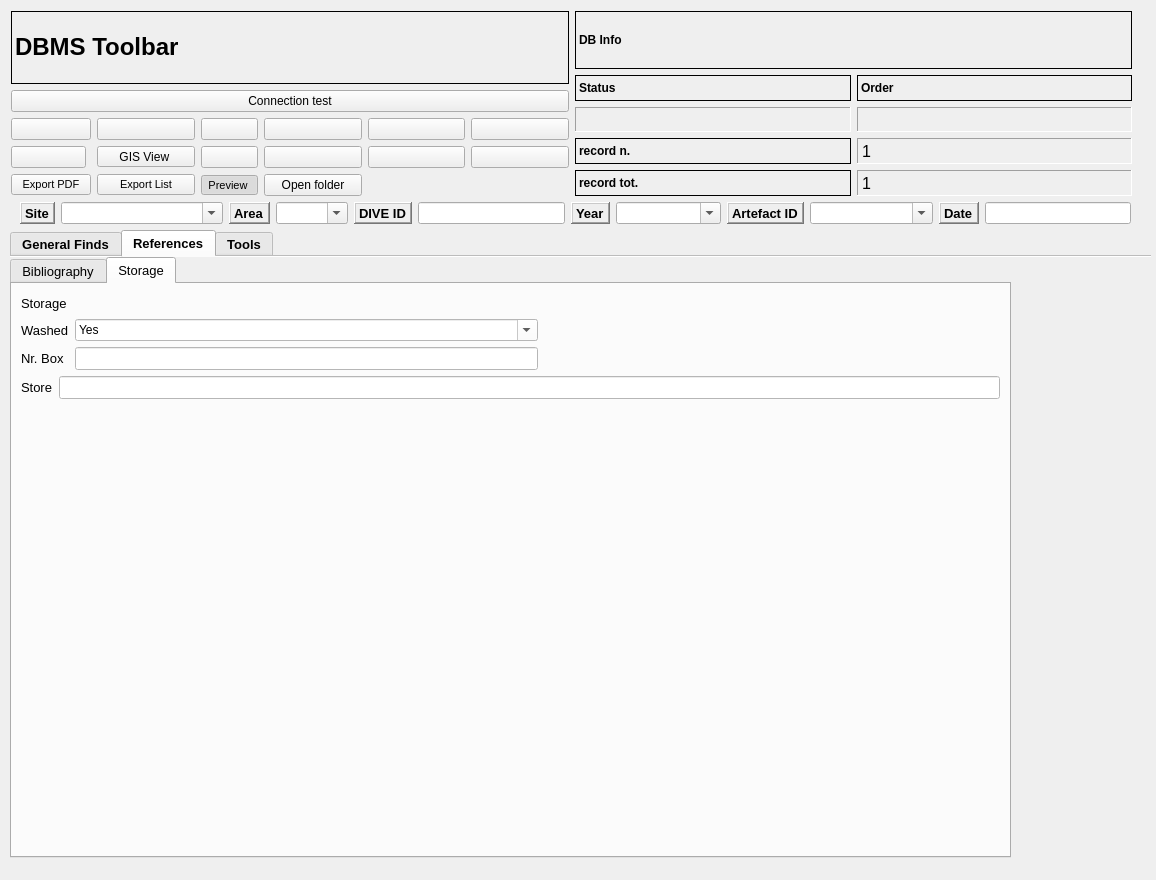
Before: the Qt Designer form gui/ui/pyarchinit_ARTLOG_ui.ui in enzococca/HFF, drawn with Qt 5.
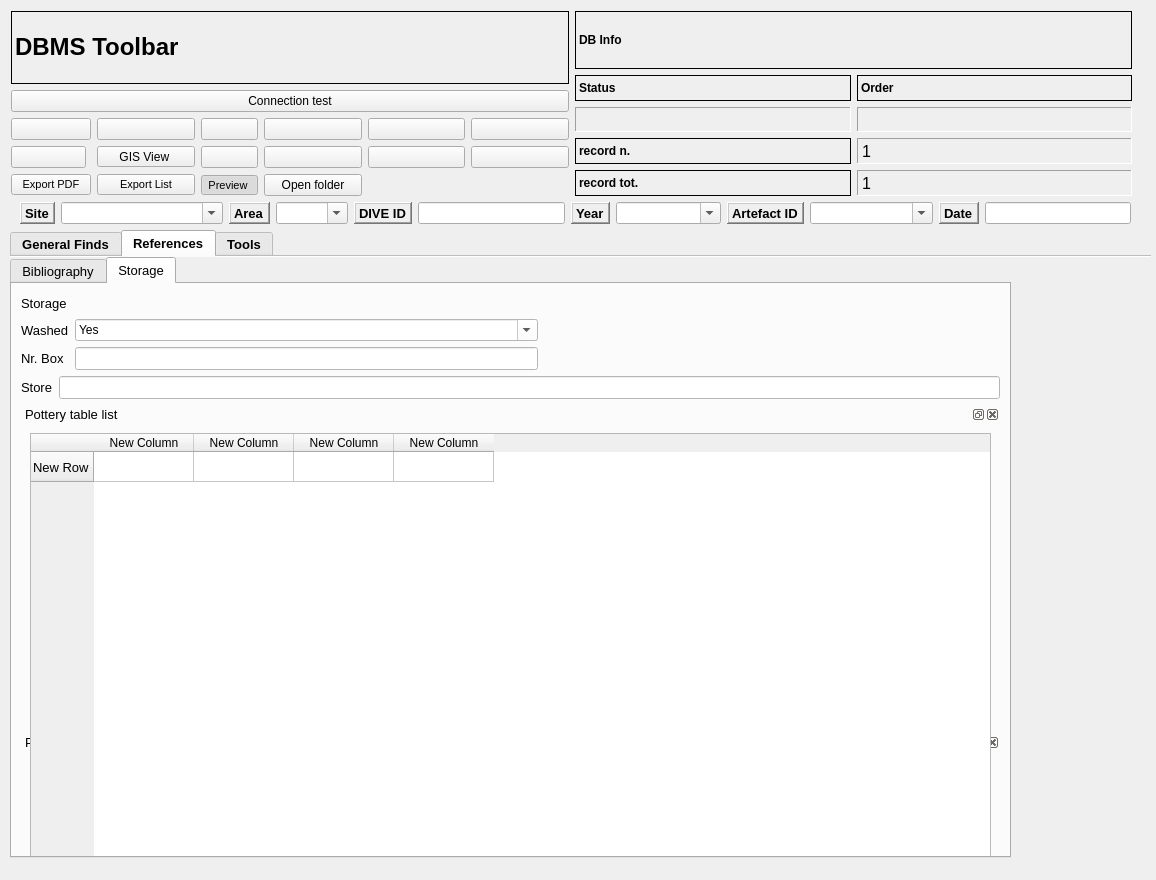
After: the same form once the commit is applied. The open tabs and pages were chosen to show the change. Icons and pictures are not drawn. Custom widgets are drawn as their Qt base class.

Diff of the .ui file:
```diff
--- a/gui/ui/pyarchinit_ARTLOG_ui.ui
+++ b/gui/ui/pyarchinit_ARTLOG_ui.ui
@@ -821,6 +821,19 @@
        <string>Storage</string>
       </attribute>
       <layout class="QGridLayout" name="gridLayout_32">
+       <item row="3" column="0">
+        <spacer name="verticalSpacer">
+         <property name="orientation">
+          <enum>Qt::Vertical</enum>
+         </property>
+         <property name="sizeHint" stdset="0">
+          <size>
+           <width>20</width>
+           <height>40</height>
+          </size>
+         </property>
+        </spacer>
+       </item>
        <item row="0" column="0">
         <layout class="QGridLayout" name="gridLayout_24">
          <item row="2" column="0">
@@ -990,18 +1003,150 @@
          </item>
         </layout>
        </item>
+       <item row="2" column="0">
+        <widget class="QgsDockWidget" name="mDockWidget_export">
+         <property name="minimumSize">
+          <size>
+           <width>310</width>
+           <height>114</height>
+          </size>
+         </property>
+         <property name="floating">
+          <bool>true</bool>
+         </property>
+         <property name="windowTitle">
+          <string>Pottery export pdf</string>
+         </property>
+         <widget class="QWidget" name="dockWidgetContents_4">
+          <layout class="QGridLayout" name="gridLayout_33">
+           <item row="0" column="0">
+            <widget class="QCheckBox" name="checkBox_e_pottery">
+             <property name="text">
+              <string>Pottery list</string>
+             </property>
+            </widget>
+           </item>
+           <item row="0" column="1">
+            <widget class="QCheckBox" name="checkBox_e_foto_t">
+             <property name="text">
+              <string>Photo list with Thumbnail</string>
+             </property>
+            </widget>
+           </item>
+           <item row="1" column="0">
+            <widget class="QCheckBox" name="checkBox_s_pottery">
+             <property name="text">
+              <string>Pottery form</string>
+             </property>
+            </widget>
+           </item>
+           <item row="1" column="1">
+            <widget class="QCheckBox" name="checkBox_e_foto">
+             <property name="text">
+              <string>Photo list without Thumbnail</string>
+             </property>
+            </widget>
+           </item>
+           <item row="2" column="0">
+            <widget class="QPushButton" name="pushButton_print">
+             <property name="minimumSize">
+              <size>
+               <width>0</width>
+               <height>0</height>
+              </size>
+             </property>
+             <property name="maximumSize">
+              <size>
+               <width>120</width>
+               <height>20</height>
+              </size>
+             </property>
+             <property name="text">
+              <string>Print</string>
+             </property>
+             <property name="icon">
+              <iconset resource="../../resources/resources.qrc">
+               <normaloff>:/icons/pdf-icon.png</normaloff>:/icons/pdf-icon.png</iconset>
+             </property>
+             <property name="iconSize">
+              <size>
+               <width>10</width>
+               <height>10</height>
+              </size>
+             </property>
+            </widget>
+           </item>
+          </layout>
+         </widget>
+        </widget>
+       </item>
        <item row="1" column="0">
-        <spacer name="verticalSpacer">
-         <property name="orientation">
-          <enum>Qt::Vertical</enum>
-         </property>
-         <property name="sizeHint" stdset="0">
+        <widget class="QgsDockWidget" name="mDockWidget_2">
+         <property name="minimumSize">
           <size>
-           <width>20</width>
-           <height>40</height>
+           <width>500</width>
+           <height>500</height>
           </size>
          </property>
-        </spacer>
+         <property name="inputMethodHints">
+          <set>Qt::ImhDialableCharactersOnly|Qt::ImhEmailCharactersOnly|Qt::ImhLatinOnly|Qt::ImhLowercaseOnly|Qt::ImhUppercaseOnly|Qt::ImhUrlCharactersOnly</set>
+         </property>
+         <property name="floating">
+          <bool>true</bool>
+         </property>
+         <property name="windowTitle">
+          <string>Pottery table list</string>
+         </property>
+         <widget class="QWidget" name="dockWidgetContents_5">
+          <layout class="QGridLayout" name="gridLayout_34">
+           <item row="0" column="0">
+            <widget class="QTableWidget" name="tableWidget_foto">
+             <property name="autoScrollMargin">
+              <number>16</number>
+             </property>
+             <row>
+              <property name="text">
+               <string>New Row</string>
+              </property>
+             </row>
+             <column>
+              <property name="text">
+               <string>New Column</string>
+              </property>
+             </column>
+             <column>
+              <property name="text">
+               <string>New Column</string>
+              </property>
+             </column>
+             <column>
+              <property name="text">
+               <string>New Column</string>
+              </property>
+             </column>
+             <column>
+              <property name="text">
+               <string>New Column</string>
+              </property>
+             </column>
+            </widget>
+           </item>
+           <item row="1" column="0">
+            <widget class="QPushButton" name="pushButton_go_to_scheda">
+             <property name="maximumSize">
+              <size>
+               <width>100</width>
+               <height>16777215</height>
+              </size>
+             </property>
+             <property name="text">
+              <string>Go to form</string>
+             </property>
+            </widget>
+           </item>
+          </layout>
+         </widget>
+        </widget>
        </item>
       </layout>
      </widget>
@@ -1934,6 +2079,12 @@
   </widget>
  </widget>
  <customwidgets>
+  <customwidget>
+   <class>QgsDockWidget</class>
+   <extends>QDockWidget</extends>
+   <header>qgsdockwidget.h</header>
+   <container>1</container>
+  </customwidget>
   <customwidget>
    <class>Mplwidget</class>
    <extends>QWidget</extends>
```
Left out of the diff: 39 changed lines with no effect on the pictures.
